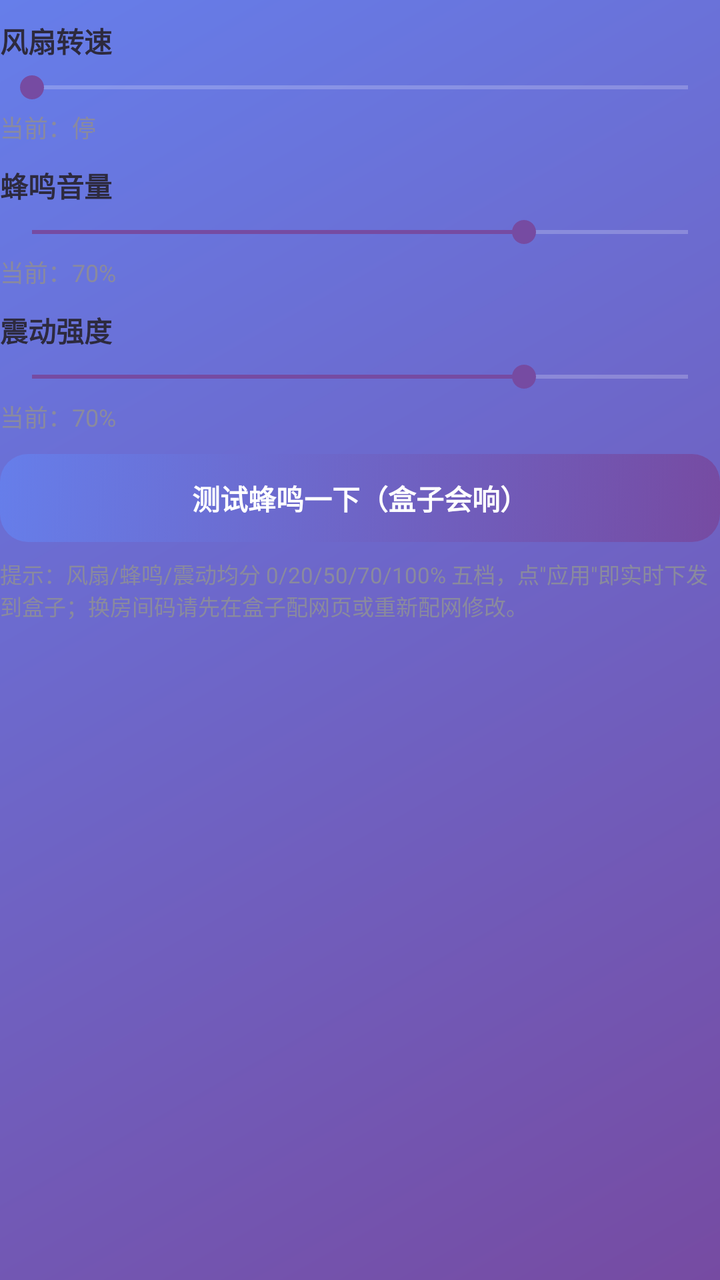
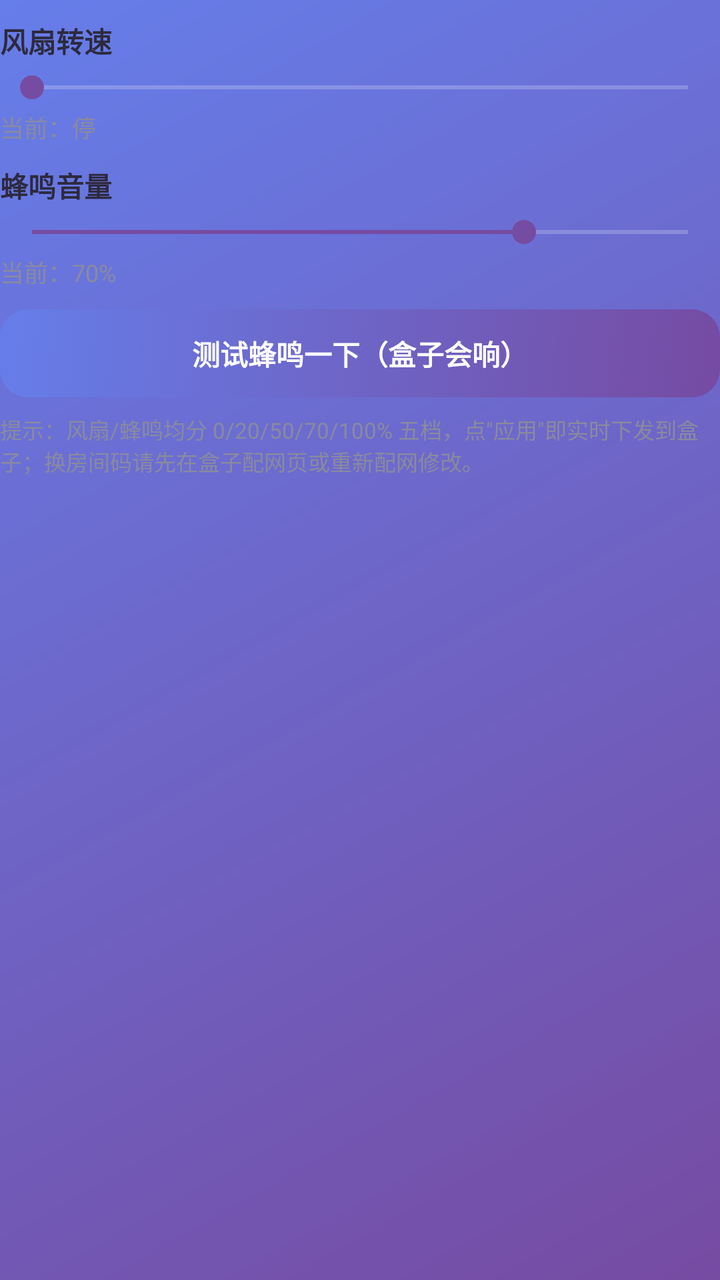

Compare the two renders of this Android layout. The source of the first and the diff that turns it into the second are given below.
<!-- AndroidManifest.xml: application theme Theme.RCViewer -->
<!-- res/layout/dialog_box_settings.xml -->
<?xml version="1.0" encoding="utf-8"?>
<LinearLayout xmlns:android="http://schemas.android.com/apk/res/android"
    android:layout_width="match_parent"
    android:layout_height="wrap_content"
    android:orientation="vertical"
    android:paddingTop="6dp">

    
    <TextView
        android:layout_width="match_parent"
        android:layout_height="wrap_content"
        android:layout_marginTop="4dp"
        android:text="风扇转速"
        android:textColor="@color/ink"
        android:textSize="14sp"
        android:textStyle="bold" />

    <SeekBar
        android:id="@+id/fanSeekBar"
        android:layout_width="match_parent"
        android:layout_height="wrap_content"
        android:layout_marginTop="4dp"
        android:max="4"
        android:progress="0" />

    <TextView
        android:id="@+id/fanValueLabel"
        android:layout_width="match_parent"
        android:layout_height="wrap_content"
        android:layout_marginTop="2dp"
        android:text="当前：停"
        android:textColor="@color/sub"
        android:textSize="12sp" />

    
    <TextView
        android:layout_width="match_parent"
        android:layout_height="wrap_content"
        android:layout_marginTop="10dp"
        android:text="蜂鸣音量"
        android:textColor="@color/ink"
        android:textSize="14sp"
        android:textStyle="bold" />

    <SeekBar
        android:id="@+id/buzzSeekBar"
        android:layout_width="match_parent"
        android:layout_height="wrap_content"
        android:layout_marginTop="4dp"
        android:max="4"
        android:progress="3" />

    <TextView
        android:id="@+id/buzzValueLabel"
        android:layout_width="match_parent"
        android:layout_height="wrap_content"
        android:layout_marginTop="2dp"
        android:text="当前：70%"
        android:textColor="@color/sub"
        android:textSize="12sp" />

    
    <TextView
        android:layout_width="match_parent"
        android:layout_height="wrap_content"
        android:layout_marginTop="10dp"
        android:text="震动强度"
        android:textColor="@color/ink"
        android:textSize="14sp"
        android:textStyle="bold" />

    <SeekBar
        android:id="@+id/vibSeekBar"
        android:layout_width="match_parent"
        android:layout_height="wrap_content"
        android:layout_marginTop="4dp"
        android:max="4"
        android:progress="3" />

    <TextView
        android:id="@+id/vibValueLabel"
        android:layout_width="match_parent"
        android:layout_height="wrap_content"
        android:layout_marginTop="2dp"
        android:text="当前：70%"
        android:textColor="@color/sub"
        android:textSize="12sp" />

    
    <Button
        android:id="@+id/beepBtn"
        android:layout_width="match_parent"
        android:layout_height="44dp"
        android:layout_marginTop="10dp"
        android:background="@drawable/bg_btn_primary"
        android:stateListAnimator="@null"
        android:text="测试蜂鸣一下（盒子会响）"
        android:textColor="#FFFFFF"
        android:textStyle="bold" />

    <TextView
        android:layout_width="match_parent"
        android:layout_height="wrap_content"
        android:layout_marginTop="8dp"
        android:text="提示：风扇/蜂鸣/震动均分 0/20/50/70/100% 五档，点&quot;应用&quot;即实时下发到盒子；换房间码请先在盒子配网页或重新配网修改。"
        android:textColor="@color/sub"
        android:textSize="11sp" />

</LinearLayout>
<!-- resources referenced by this layout -->
<resources>
  <color name="ink">#2d2a3e</color>
  <color name="sub">#8a8a9e</color>
  <!-- drawable bg_btn_primary (drawable) -->
  <?xml version="1.0" encoding="utf-8"?>
  <selector xmlns:android="http://schemas.android.com/apk/res/android">
      <item android:state_pressed="true">
          <shape>
              <gradient android:angle="315"
                  android:startColor="#5568d5" android:endColor="#6a4396" />
              <corners android:radius="14dp" />
          </shape>
      </item>
      <item>
          <shape>
              <gradient android:angle="315"
                  android:startColor="@color/brand_start" android:endColor="@color/brand_end" />
              <corners android:radius="14dp" />
          </shape>
      </item>
  </selector>
  <style name="Theme.RCViewer" parent="Theme.AppCompat.NoActionBar">
          <item name="colorPrimary">@color/brand_start</item>
          <item name="colorPrimaryDark">@color/brand_deep</item>
          <item name="colorAccent">@color/brand_end</item>
          <item name="android:statusBarColor">@color/brand_deep</item>
          <item name="android:windowBackground">@drawable/bg_gradient</item>
          <item name="android:textColorHint">#9a97ad</item>
      </style>
  <color name="brand_start">#667eea</color>
  <color name="brand_end">#764ba2</color>
  <color name="brand_deep">#5a63d6</color>
  <!-- drawable bg_gradient (drawable) -->
  <?xml version="1.0" encoding="utf-8"?>
  <shape xmlns:android="http://schemas.android.com/apk/res/android">
      <gradient
          android:angle="315"
          android:startColor="@color/brand_start"
          android:endColor="@color/brand_end"
          android:type="linear" />
  </shape>
</resources>

<!-- the commit's change to res/layout/dialog_box_settings.xml (unified diff, before → after) -->
@@ -60,33 +60,6 @@
         android:textSize="12sp" />
 
     
-    <TextView
-        android:layout_width="match_parent"
-        android:layout_height="wrap_content"
-        android:layout_marginTop="10dp"
-        android:text="震动强度"
-        android:textColor="@color/ink"
-        android:textSize="14sp"
-        android:textStyle="bold" />
-
-    <SeekBar
-        android:id="@+id/vibSeekBar"
-        android:layout_width="match_parent"
-        android:layout_height="wrap_content"
-        android:layout_marginTop="4dp"
-        android:max="4"
-        android:progress="3" />
-
-    <TextView
-        android:id="@+id/vibValueLabel"
-        android:layout_width="match_parent"
-        android:layout_height="wrap_content"
-        android:layout_marginTop="2dp"
-        android:text="当前：70%"
-        android:textColor="@color/sub"
-        android:textSize="12sp" />
-
-    
     <Button
         android:id="@+id/beepBtn"
         android:layout_width="match_parent"
@@ -102,7 +75,7 @@
         android:layout_width="match_parent"
         android:layout_height="wrap_content"
         android:layout_marginTop="8dp"
-        android:text="提示：风扇/蜂鸣/震动均分 0/20/50/70/100% 五档，点&quot;应用&quot;即实时下发到盒子；换房间码请先在盒子配网页或重新配网修改。"
+        android:text="提示：风扇/蜂鸣均分 0/20/50/70/100% 五档，点&quot;应用&quot;即实时下发到盒子；换房间码请先在盒子配网页或重新配网修改。"
         android:textColor="@color/sub"
         android:textSize="11sp" />
 
